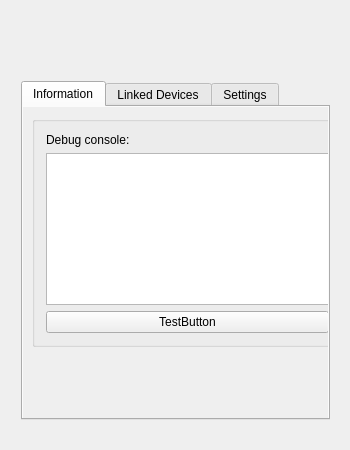
Before: the Qt Designer form widget.ui in dhensen/copydroid-desktop-client, drawn with Qt 5.
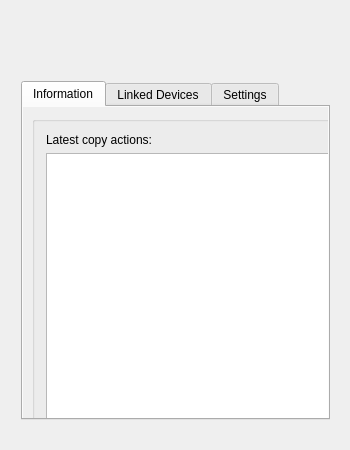
After: the same form once the commit is applied. The open tabs and pages were chosen to show the change. Icons and pictures are not drawn.

The edit to the form file:
```diff
--- a/widget.ui
+++ b/widget.ui
@@ -90,7 +90,7 @@
           <x>9</x>
           <y>9</y>
           <width>311</width>
-          <height>231</height>
+          <height>321</height>
          </rect>
         </property>
         <property name="title">
@@ -100,20 +100,13 @@
          <item row="0" column="0">
           <widget class="QLabel" name="label_3">
            <property name="text">
-            <string>Debug console:</string>
+            <string>Latest copy actions:</string>
            </property>
           </widget>
          </item>
          <item row="1" column="0">
           <widget class="QPlainTextEdit" name="plainTextEdit"/>
          </item>
-         <item row="2" column="0">
-          <widget class="QPushButton" name="testButton">
-           <property name="text">
-            <string>TestButton</string>
-           </property>
-          </widget>
-         </item>
         </layout>
        </widget>
       </widget>
```
Left out of the diff: 2 changed lines with no effect on the pictures.
